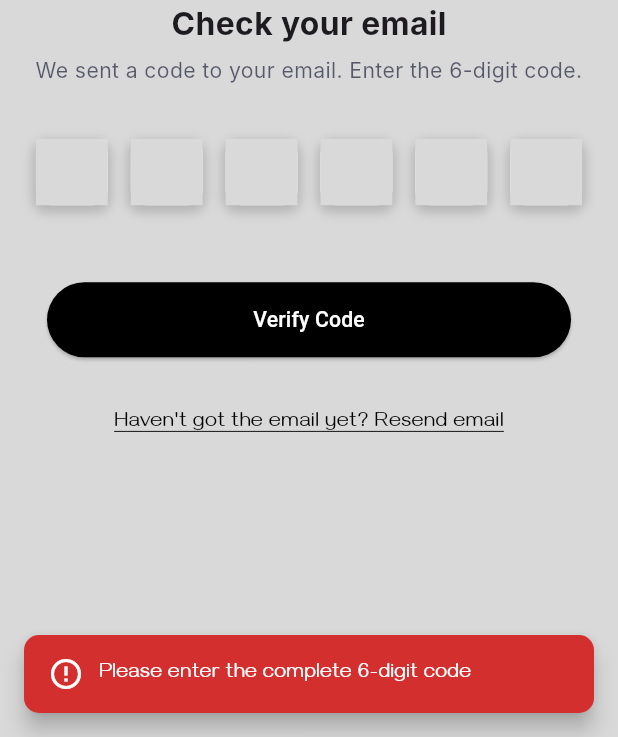
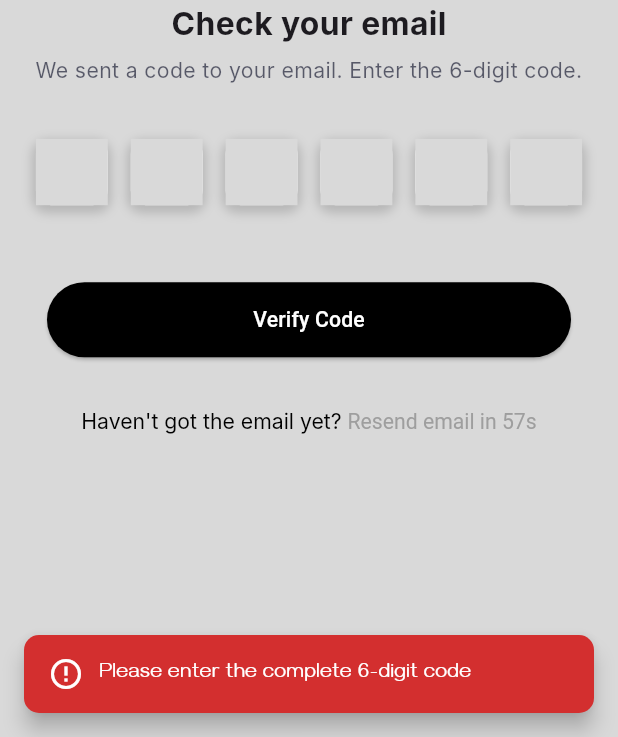
Before and after one commit to Galib-Mahmud/skin_care, a Flutter app: the OtpScreen screen opened by its route, after a tap on "Verify Code", on a phone screen of 412 x 824 dp, the part 499-1236 px from its top. Run offline on Flutter 3.47's test engine with Material 3 defaults, Android fonts, the phone set to English and light mode, and no system bars; our stand-ins replace flutter_screenutil, get, image_picker, shared_preferences; accounts and stored records are empty; Roboto replaces fonts that are missing (Inter, Poppins).

```diff
--- a/lib/feature/auth/screens/otp_screen.dart
+++ b/lib/feature/auth/screens/otp_screen.dart
@@ -1,5 +1,6 @@
 // ─── OtpScreen ─────────────────────────────────────────────────────
 
+import 'dart:async';
 import 'package:flutter/material.dart';
 import 'package:flutter_screenutil/flutter_screenutil.dart';
 import 'package:get/get.dart';
@@ -111,25 +112,9 @@ class OtpScreen extends StatelessWidget {
               )),
               SizedBox(height: 20.h),
 
-              Center(
-                child: GestureDetector(
-                  onTap: () {
-                    if (controller.otpFlowType.value == 'register') {
-                      controller.resendRegistrationOtp();
-                    } else {
-                      controller.resendForgotPasswordOtp();
-                    }
-                  },
-                  child: Text(
-                    "Haven't got the email yet? Resend email",
-                    textAlign: TextAlign.center,
-                    style: TextStyle(
-                        color: Colors.black,
-                        fontSize: 16.sp,
-                        decoration: TextDecoration.underline),
-                  ),
-                ),
-              ),
+              // ── Resend with 1-min countdown ──
+              _ResendEmailButton(controller: controller),
+
               SizedBox(height: 30.h),
             ],
           ),
@@ -138,3 +123,92 @@ class OtpScreen extends StatelessWidget {
     );
   }
 }
+
+// ─── Resend Email Button with Countdown Timer ───────────────────────
+
+class _ResendEmailButton extends StatefulWidget {
+  final AuthController controller;
+  const _ResendEmailButton({required this.controller});
+
+  @override
+  State<_ResendEmailButton> createState() => _ResendEmailButtonState();
+}
+
+class _ResendEmailButtonState extends State<_ResendEmailButton> {
+  Timer? _timer;
+  int _secondsRemaining = 60;
+  bool _canResend = false;
+
+  @override
+  void initState() {
+    super.initState();
+    _startTimer();
+  }
+
+  void _startTimer() {
+    setState(() {
+      _secondsRemaining = 60;
+      _canResend = false;
+    });
+
+    _timer = Timer.periodic(const Duration(seconds: 1), (timer) {
+      if (_secondsRemaining == 0) {
+        timer.cancel();
+        setState(() => _canResend = true);
+      } else {
+        setState(() => _secondsRemaining--);
+      }
+    });
+  }
+
+  void _handleResend() {
+    if (!_canResend) return;
+
+    if (widget.controller.otpFlowType.value == 'register') {
+      widget.controller.resendRegistrationOtp();
+    } else if (widget.controller.otpFlowType.value == 'forgot_password') {
+      widget.controller.resendForgotPasswordOtp();
+    }
+
+    _startTimer(); // Reset timer after resend
+  }
+
+  @override
+  void dispose() {
+    _timer?.cancel();
+    super.dispose();
+  }
+
+  @override
+  Widget build(BuildContext context) {
+    return Center(
+      child: GestureDetector(
+        onTap: _canResend ? _handleResend : null,
+        child: RichText(
+          textAlign: TextAlign.center,
+          text: TextSpan(
+            style: TextStyle(
+              fontFamily: "Inter",
+              fontSize: 16.sp,
+              color: Colors.black,
+            ),
+            children: [
+              const TextSpan(text: "Haven't got the email yet? "),
+              TextSpan(
+                text: _canResend
+                    ? "Resend email"
+                    : "Resend email in ${_secondsRemaining}s",
+                style: TextStyle(
+                  color: _canResend ? Colors.black : Colors.grey,
+                  decoration: _canResend
+                      ? TextDecoration.underline
+                      : TextDecoration.none,
+                ),
+              ),
+            ],
+          ),
+        ),
+      ),
+    );
+  }
+}
--- a/lib/routes/app_route.dart
+++ b/lib/routes/app_route.dart
@@ -98,7 +98,7 @@ class AppRoute {
       transitionDuration: Duration(milliseconds: 300),
     ), GetPage(
       name: RouteName.accountCreateSuccessfully,
-      page: () =>PasswordResetScreen(),
+      page: () =>AccountCreateSuccessfully(),
       transition: Transition.rightToLeft,
       transitionDuration: Duration(milliseconds: 300),
     ),GetPage(
```
